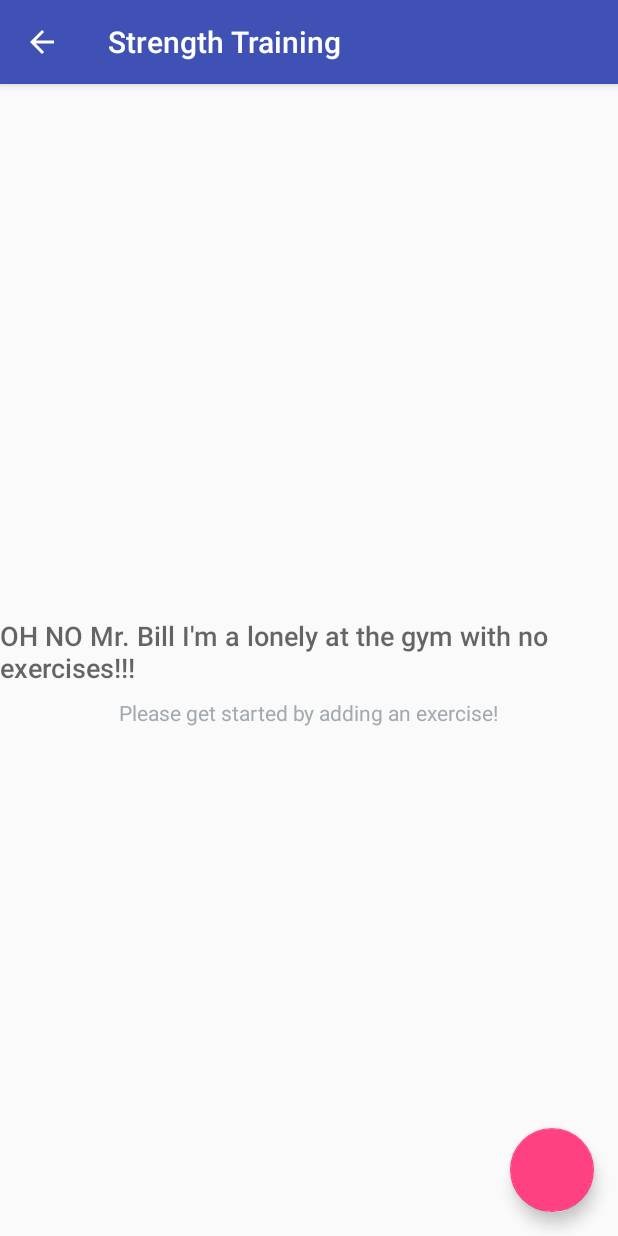
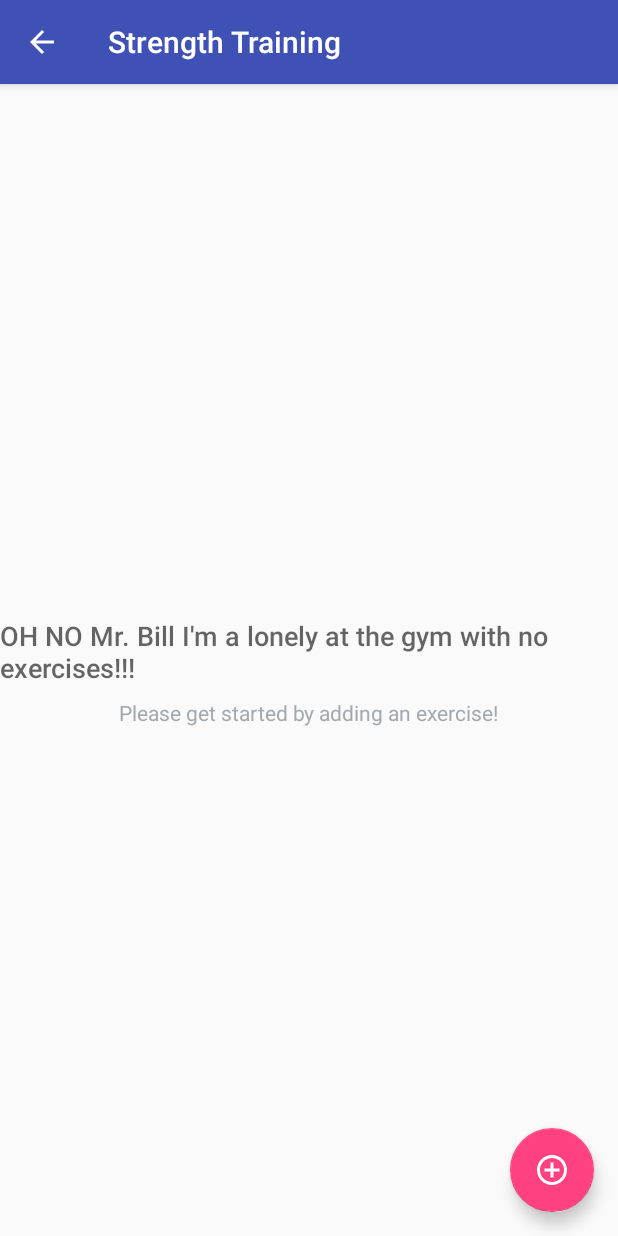
Before and after one commit to babarehner/Android-XMinder, an Android app: the StrengthActivity screen opened directly, with no data from a screen before it, on a phone screen of 412 x 824 dp. Run offline under Robolectric (Android 15) with nearby library versions, the phone set to English and light mode, and no system bars.

Commit message:
Added plus sign to fab button

```diff
--- /dev/null
+++ b/app/src/main/res/drawable/ic_add_circle_outline_black_24dp.xml
@@ -0,0 +1,9 @@
+<vector xmlns:android="http://schemas.android.com/apk/res/android"
+        android:width="24dp"
+        android:height="24dp"
+        android:viewportWidth="24.0"
+        android:viewportHeight="24.0">
+    <path
+        android:fillColor="#FF000000"
+        android:pathData="M13,7h-2v4L7,11v2h4v4h2v-4h4v-2h-4L13,7zM12,2C6.48,2 2,6.48 2,12s4.48,10 10,10 10,-4.48 10,-10S17.52,2 12,2zM12,20c-4.41,0 -8,-3.59 -8,-8s3.59,-8 8,-8 8,3.59 8,8 -3.59,8 -8,8z"/>
+</vector>
--- a/app/src/main/res/layout/activity_strength.xml
+++ b/app/src/main/res/layout/activity_strength.xml
@@ -61,6 +61,8 @@
         android:layout_alignParentBottom="true"
         android:layout_alignParentRight="true"
         android:layout_margin="@dimen/fab_margin"
+        android:tint="@android:color/white"
+        android:src="@drawable/ic_add_circle_outline_black_24dp"
         android:scaleType="center"/>
 
 </RelativeLayout>
```
Also changed, not shown: app/src/main/java/com/babarehner/android/xminder/StrengthExActivity.java (+48 -0 lines).
